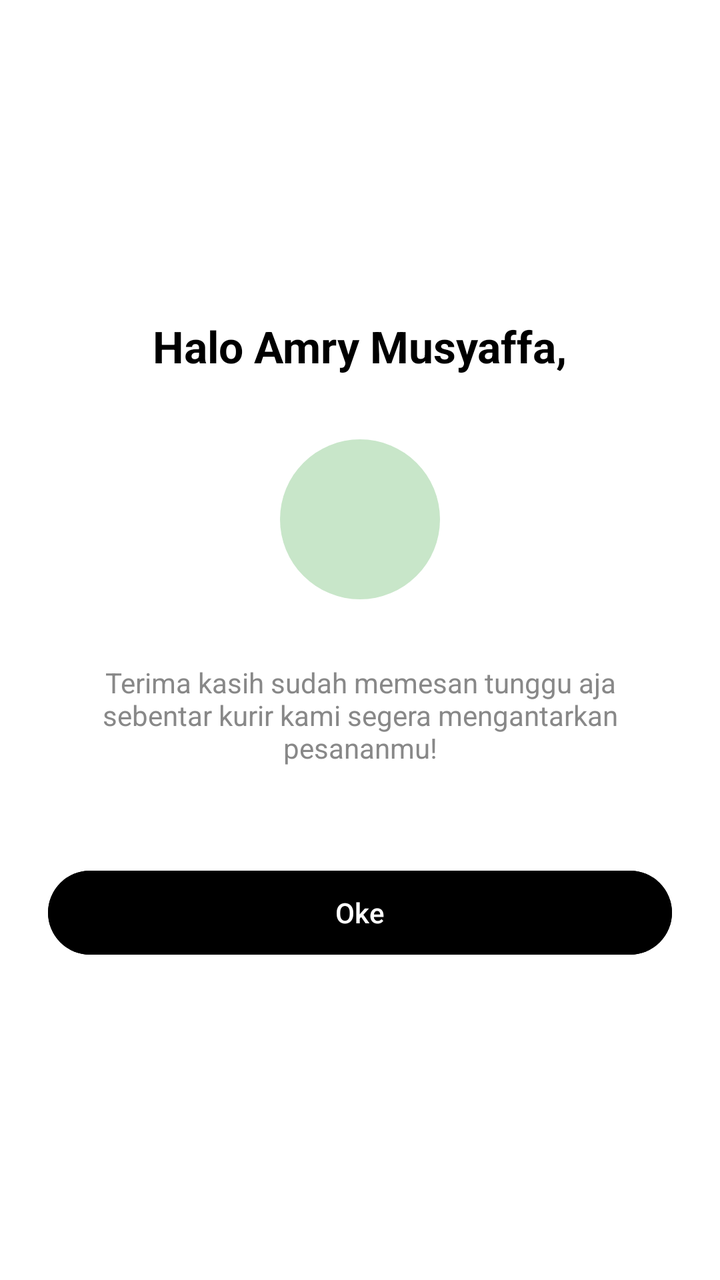
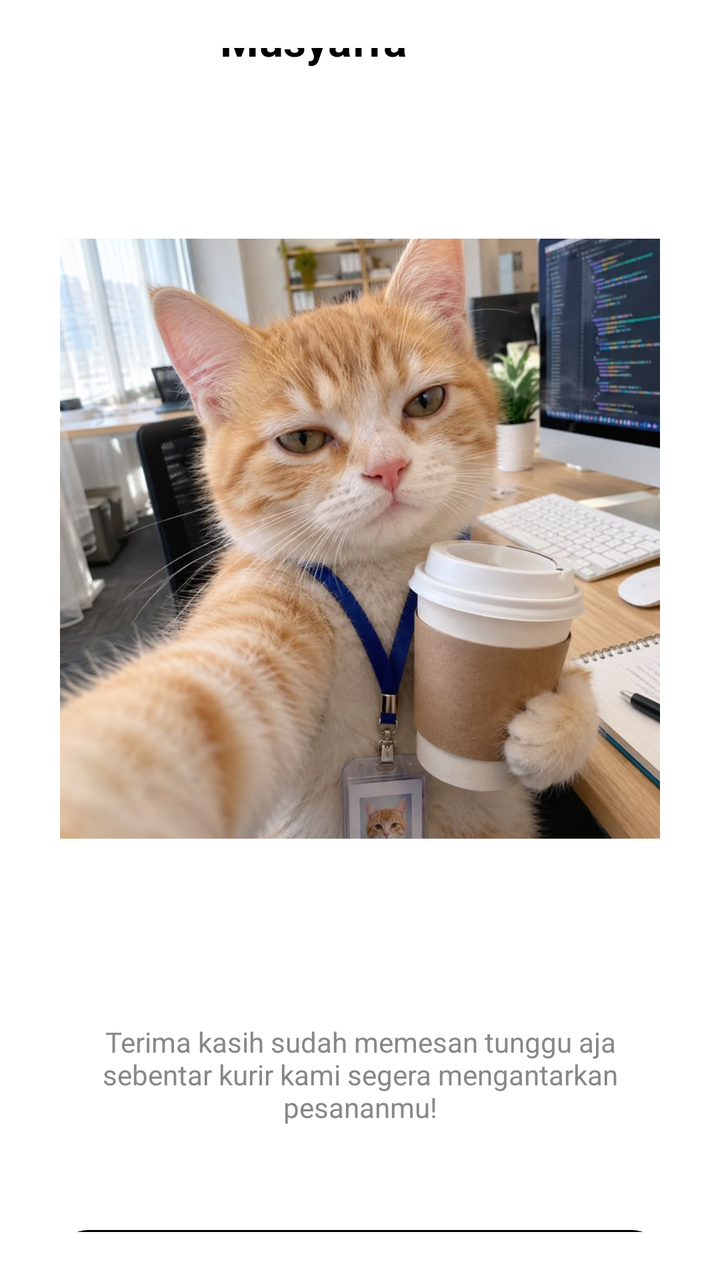

Compare the two renders of this Android layout. The source of the first and the diff that turns it into the second are given below.
<!-- AndroidManifest.xml: application theme Theme.Kopi_nyemil -->
<!-- res/layout/activity_confirmation.xml -->
<?xml version="1.0" encoding="utf-8"?>
<LinearLayout xmlns:android="http://schemas.android.com/apk/res/android"
    android:layout_width="match_parent"
    android:layout_height="match_parent"
    android:background="#FFFFFF"
    android:gravity="center"
    android:orientation="vertical"
    android:padding="24dp">

    <TextView
        android:layout_width="wrap_content"
        android:layout_height="wrap_content"
        android:text="Halo Amry Musyaffa,"
        android:textColor="#000000"
        android:textSize="22sp"
        android:textStyle="bold" />

    <View
        android:layout_width="80dp"
        android:layout_height="80dp"
        android:layout_marginTop="32dp"
        android:background="@drawable/circle_ok_bg" />

    <TextView
        android:layout_width="wrap_content"
        android:layout_height="wrap_content"
        android:layout_marginTop="32dp"
        android:gravity="center"
        android:text="Terima kasih sudah memesan tunggu aja sebentar kurir kami segera mengantarkan pesananmu!"
        android:textColor="#888888"
        android:textSize="14sp" />

    <Button
        android:id="@+id/btnOke"
        android:layout_width="match_parent"
        android:layout_height="50dp"
        android:layout_marginTop="48dp"
        android:backgroundTint="#000000"
        android:text="Oke"
        android:textColor="#FFFFFF" />
</LinearLayout>
<!-- resources referenced by this layout -->
<resources>
  <!-- drawable circle_ok_bg (drawable) -->
  <?xml version="1.0" encoding="utf-8"?>
  <shape xmlns:android="http://schemas.android.com/apk/res/android"
      android:shape="oval">
      <solid android:color="#C8E6C9"/>
  </shape>
  <style name="Theme.Kopi_nyemil" parent="Base.Theme.Kopi_nyemil" />
  <style name="Base.Theme.Kopi_nyemil" parent="Theme.Material3.DayNight.NoActionBar">
          
          
      </style>
</resources>

<!-- the commit's change to res/layout/activity_confirmation.xml (unified diff, before → after) -->
@@ -8,19 +8,29 @@
     android:padding="24dp">
 
     <TextView
-        android:layout_width="wrap_content"
-        android:layout_height="wrap_content"
-        android:text="Halo Amry Musyaffa,"
+        android:layout_width="140dp"
+        android:layout_height="140dp"
+        android:text="Halo ,Amry Musyaffa"
         android:textColor="#000000"
         android:textSize="22sp"
         android:textStyle="bold" />
 
-    <View
-        android:layout_width="80dp"
-        android:layout_height="80dp"
-        android:layout_marginTop="32dp"
-        android:background="@drawable/circle_ok_bg" />
+    <FrameLayout
+        android:layout_width="300dp"
+        android:layout_height="300dp"
+        android:layout_marginBottom="60dp"
 
+        android:clipToOutline="true">
+
+
+        
+        <ImageView
+            android:layout_width="match_parent"
+            android:layout_height="match_parent"
+            android:scaleType="centerCrop"
+            android:src="@drawable/kopikuy"
+            android:contentDescription="Logo Kopi" />
+    </FrameLayout>
     <TextView
         android:layout_width="wrap_content"
         android:layout_height="wrap_content"
<!-- resource entries referenced after the edit -->
@@ -1,11 +1,6 @@
 <!-- resources referenced by this layout -->
 <resources>
-  <!-- drawable circle_ok_bg (drawable) -->
-  <?xml version="1.0" encoding="utf-8"?>
-  <shape xmlns:android="http://schemas.android.com/apk/res/android"
-      android:shape="oval">
-      <solid android:color="#C8E6C9"/>
-  </shape>
+  <!-- drawable kopikuy: png bitmap (drawable, 97645 bytes) -->
   <style name="Theme.Kopi_nyemil" parent="Base.Theme.Kopi_nyemil" />
   <style name="Base.Theme.Kopi_nyemil" parent="Theme.Material3.DayNight.NoActionBar">
           
